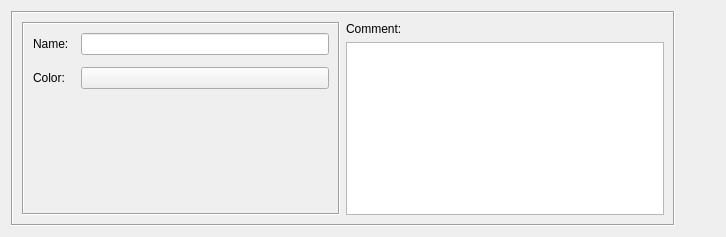
This is src/gui/librarydialog_q.ui in fwbuilder/fwbuilder as Qt 5 draws it before an edit. The edited form follows.
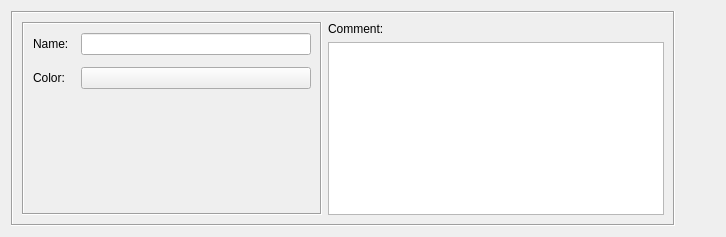
This is the edited form.

Patch:
```diff
--- a/src/gui/librarydialog_q.ui
+++ b/src/gui/librarydialog_q.ui
@@ -27,6 +27,18 @@
      <layout class="QGridLayout" >
       <item rowspan="2" row="0" column="0" >
        <widget class="QFrame" name="frame56" >
+        <property name="minimumSize" >
+         <size>
+          <width>300</width>
+          <height>0</height>
+         </size>
+        </property>
+        <property name="maximumSize" >
+         <size>
+          <width>300</width>
+          <height>16777215</height>
+         </size>
+        </property>
         <property name="frameShape" >
          <enum>QFrame::Box</enum>
         </property>
```
Left out of the diff: 1 changed line with no effect on the pictures.
